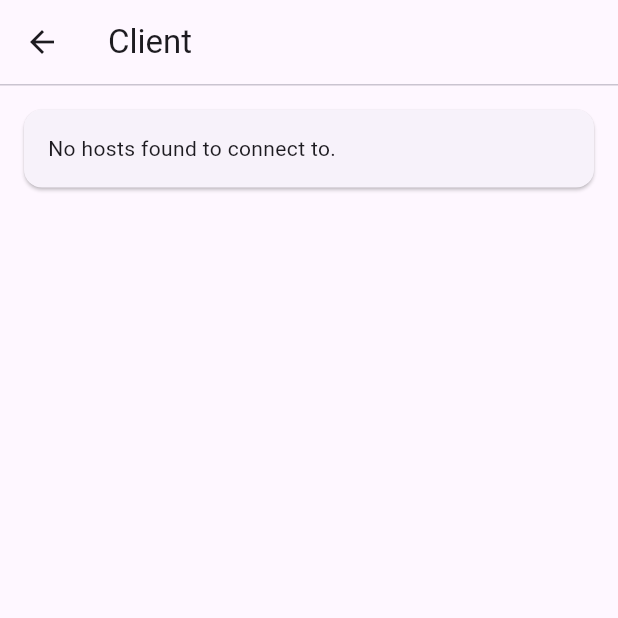
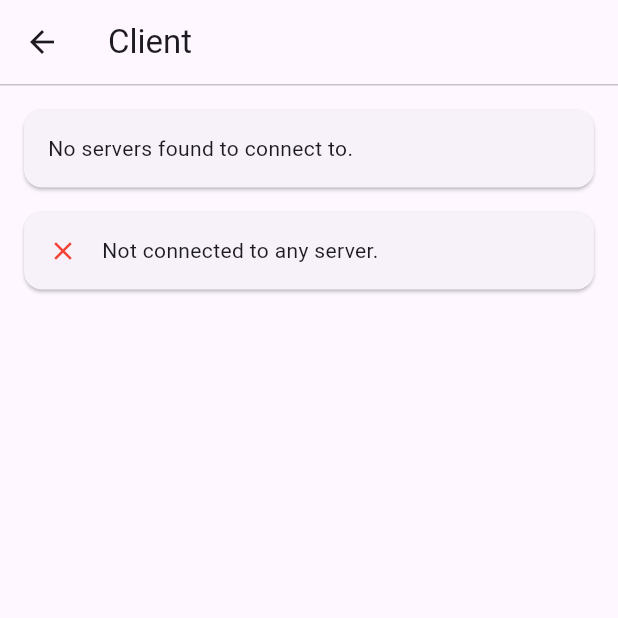
Before and after one commit to LucasVinicius314/syncer, a Flutter app: the screen it shows after launch, after a tap on "Client", on a phone screen of 412 x 824 dp, the top half of it. Run offline on Flutter 3.47's test engine with Material 3 defaults, Android fonts, the phone set to English and light mode, and no system bars; missing offline and left inert: bonsoir, windows_network_adapter_info.

Commit message:
feat: basic client, server and connection

```diff
--- a/lib/models/syncer_service.dart
+++ b/lib/models/syncer_service.dart
@@ -5,14 +5,18 @@ class SyncerService {
     required this.hostname,
     required this.ip,
     required this.name,
+    required this.os,
     required this.port,
+    required this.publishedAt,
     required this.type,
   });
 
   String hostname;
   String ip;
   String name;
+  String os;
   int port;
+  DateTime publishedAt;
   String type;
 
   factory SyncerService.fromBonsoirService(BonsoirService service) {
@@ -20,7 +24,12 @@ class SyncerService {
       hostname: service.attributes['hostname'] ?? '',
       ip: service.attributes['ip'] ?? '',
       name: service.name,
+      os: service.attributes['os'] ?? '',
       port: int.parse(service.attributes['port'] ?? '0'),
+      publishedAt: DateTime.fromMillisecondsSinceEpoch(
+        int.parse(service.attributes['publishedAt'] ?? '0'),
+        isUtc: true,
+      ),
       type: service.type,
     );
   }
@@ -33,7 +42,9 @@ class SyncerService {
       attributes: {
         'hostname': hostname,
         'ip': ip,
+        'os': os,
         'port': port.toStringAsFixed(0),
+        'publishedAt': publishedAt.millisecondsSinceEpoch.toStringAsFixed(0),
       },
     );
   }
--- a/lib/screens/client_screen.dart
+++ b/lib/screens/client_screen.dart
@@ -1,7 +1,12 @@
+import 'dart:io';
+
 import 'package:bonsoir/bonsoir.dart';
 import 'package:flutter/material.dart';
 import 'package:syncer/models/syncer_service.dart';
 import 'package:syncer/utils/constants.dart';
+import 'package:syncer/utils/utils.dart';
+import 'package:syncer/widgets/syncer_scaffold.dart';
+import 'package:syncer/widgets/syncer_service_list_tile.dart';
 
 class ClientScreen extends StatefulWidget {
   const ClientScreen({super.key});
@@ -17,38 +22,137 @@ class _ClientScreenState extends State<ClientScreen> {
 
   final _services = <String, SyncerService>{};
 
-  Widget _getContent() {
+  Socket? _currentSocket;
+
+  Future<void> _connectToServer({
+    required SyncerService syncerService,
+  }) async {
+    try {
+      // TODO: fix, extract
+
+      final socket = await Socket.connect(syncerService.ip, syncerService.port);
+
+      socket.listen(
+        (List<int> data) {
+          // TODO: fix, handle messages
+          // socket.writeln('Hello from client!');
+          // await socket.flush();
+
+          // final serverResponse = String.fromCharCodes(data);
+          // print('from server: $serverResponse');
+        },
+        onDone: () {
+          setState(() {
+            _currentSocket = null;
+          });
+
+          socket.destroy();
+        },
+        onError: (e) {
+          setState(() {
+            _currentSocket = null;
+          });
+
+          socket.destroy();
+        },
+      );
+
+      setState(() {
+        _currentSocket = socket;
+      });
+    } catch (e) {
+      if (mounted) {
+        setState(() {
+          _currentSocket = null;
+        });
+
+        await Utils.showAlertDialog(
+          context,
+          title: 'Error connecting to server',
+          content: e.toString(),
+        );
+      }
+    }
+  }
+
+  Widget _getConnectedServerCard() {
     return Card(
-      child: Padding(
-        padding: const EdgeInsets.all(16),
+      child: _currentSocket == null
+          ? const Padding(
+              padding: EdgeInsets.all(16),
+              child: Row(
+                children: [
+                  Icon(Icons.close, color: Colors.red, size: 20),
+                  SizedBox(width: 16),
+                  Expanded(child: Text('Not connected to any server.')),
+                ],
+              ),
+            )
+          : const Column(
+              crossAxisAlignment: CrossAxisAlignment.stretch,
+              children: [
+                Padding(
+                  padding: EdgeInsets.all(16),
+                  child: Row(
+                    children: [
+                      Icon(Icons.check, color: Colors.green, size: 20),
+                      SizedBox(width: 16),
+                      // TODO: fix, add info
+                      Expanded(child: Text('Connected to server.')),
+                    ],
+                  ),
+                ),
+                // TODO: fix, server info
+                // SyncerServiceListTile(
+                //   onTap: null,
+                //   syncerService: syncerService,
+                // ),
+              ],
+            ),
+    );
+  }
+
+  Widget _getServersCard() {
+    return Card(
+      clipBehavior: Clip.antiAlias,
       child: Builder(
         builder: (context) {
           if (_services.isEmpty) {
-              return const Text('No hosts found to connect to.');
+            return const Padding(
+              padding: EdgeInsets.all(16),
+              child: Text('No servers found to connect to.'),
+            );
           }
 
           return Column(
             crossAxisAlignment: CrossAxisAlignment.stretch,
-              children: _services.values.map((e) {
-                return Column(
-                  crossAxisAlignment: CrossAxisAlignment.stretch,
             children: [
-                    Text(e.hostname),
-                    Text(e.ip),
+              Padding(
+                padding: const EdgeInsets.all(16),
+                child: Text(
+                    'Available servers (${_services.length.toStringAsFixed(0)}):'),
+              ),
+              ..._services.values.map((e) {
+                return SyncerServiceListTile(
+                  syncerService: e,
+                  onTap: () async {
+                    await _connectToServer(syncerService: e);
+                  },
+                );
+              })
             ],
           );
-              }).toList(),
-            );
         },
-        ),
       ),
     );
   }
 
   Future<void> _initBonsoir() async {
+    // TODO: fix, extract
+
     await _discovery.ready;
 
-    _discovery.eventStream!.listen((event) {
+    _discovery.eventStream!.listen((event) async {
       if (event.service == null) {
         return;
       }
@@ -57,14 +161,23 @@ class _ClientScreenState extends State<ClientScreen> {
 
       switch (event.type) {
         case BonsoirDiscoveryEventType.discoveryServiceFound:
+          final foundService = _services[newService.ip];
+
+          if (foundService != null &&
+              foundService.publishedAt.isAfter(newService.publishedAt)) {
+            return;
+          }
+
           setState(() {
             _services[newService.ip] = newService;
           });
+
           break;
         case BonsoirDiscoveryEventType.discoveryServiceLost:
           setState(() {
             _services.remove(newService.ip);
           });
+
           break;
         default:
       }
@@ -83,26 +196,20 @@ class _ClientScreenState extends State<ClientScreen> {
   @override
   void dispose() {
     _discovery.stop();
+    _currentSocket?.close();
 
     super.dispose();
   }
 
   @override
   Widget build(BuildContext context) {
-    return Scaffold(
-      appBar: AppBar(title: const Text('Client')),
-      body: Column(
-        crossAxisAlignment: CrossAxisAlignment.stretch,
+    return SyncerScaffold(
+      title: 'Client',
       children: [
-          const Divider(height: 1),
-          Expanded(
-            child: SingleChildScrollView(
-              padding: const EdgeInsets.all(16),
-              child: _getContent(),
-            ),
-          ),
+        _getServersCard(),
+        const SizedBox(height: 16),
+        _getConnectedServerCard(),
       ],
-      ),
     );
   }
 }
--- a/lib/screens/main_screen.dart
+++ b/lib/screens/main_screen.dart
@@ -2,6 +2,7 @@ import 'package:flutter/material.dart';
 import 'package:syncer/screens/client_screen.dart';
 import 'package:syncer/screens/server_screen.dart';
 import 'package:syncer/utils/navigation_utils.dart';
+import 'package:syncer/widgets/syncer_scaffold.dart';
 
 class MainScreen extends StatelessWidget {
   const MainScreen({super.key});
@@ -10,20 +11,13 @@ class MainScreen extends StatelessWidget {
 
   @override
   Widget build(BuildContext context) {
-    return Scaffold(
-      appBar: AppBar(title: const Text('Mode')),
-      body: Column(
-        crossAxisAlignment: CrossAxisAlignment.stretch,
+    return SyncerScaffold(
+      title: 'Syncer - Pick Mode',
       children: [
-          const Divider(height: 1),
-          Expanded(
-            child: Padding(
-              padding: const EdgeInsets.all(16),
-              child: Row(
-                crossAxisAlignment: CrossAxisAlignment.start,
+        Row(
           children: [
             Expanded(
-                    child: ElevatedButton(
+              child: OutlinedButton(
                 onPressed: () async {
                   await NavigationUtils.pushNamed(
                     context,
@@ -35,7 +29,7 @@ class MainScreen extends StatelessWidget {
             ),
             const SizedBox(width: 16),
             Expanded(
-                    child: ElevatedButton(
+              child: OutlinedButton(
                 onPressed: () async {
                   await NavigationUtils.pushNamed(
                     context,
@@ -47,10 +41,7 @@ class MainScreen extends StatelessWidget {
             ),
           ],
         ),
-            ),
-          ),
       ],
-      ),
     );
   }
 }
--- a/lib/utils/utils.dart
+++ b/lib/utils/utils.dart
@@ -1,6 +1,30 @@
 import 'package:flutter/material.dart';
 
 class Utils {
+  static Future<void> showAlertDialog<T>(
+    BuildContext context, {
+    required String title,
+    required String content,
+  }) async {
+    return await showDialog(
+      context: context,
+      builder: (context) {
+        return AlertDialog(
+          title: Text(title),
+          content: Text(content),
+          actions: [
+            OutlinedButton(
+              onPressed: () async {
+                await Navigator.of(context).maybePop();
+              },
+              child: const Text('Close'),
+            ),
+          ],
+        );
+      },
+    );
+  }
+
   static void showSnackBar(
     BuildContext context, {
     required String message,
--- /dev/null
+++ b/lib/widgets/syncer_scaffold.dart
@@ -0,0 +1,31 @@
+import 'package:flutter/material.dart';
+
+class SyncerScaffold extends StatelessWidget {
+  const SyncerScaffold({
+    super.key,
+    required this.title,
+    required this.children,
+  });
+
+  final String title;
+  final List<Widget> children;
+
+  @override
+  Widget build(BuildContext context) {
+    return Scaffold(
+      appBar: AppBar(title: Text(title)),
+      body: Column(
+        crossAxisAlignment: CrossAxisAlignment.stretch,
+        children: [
+          const Divider(height: 1),
+          Expanded(
+            child: ListView(
+              padding: const EdgeInsets.all(16),
+              children: children,
+            ),
+          ),
+        ],
+      ),
+    );
+  }
+}
--- a/pubspec.yaml
+++ b/pubspec.yaml
@@ -15,6 +15,7 @@ dependencies:
   cupertino_icons: ^1.0.2
   bonsoir: ^5.1.9
   windows_network_adapter_info: ^0.0.1
+  intl: ^0.19.0
 
 dev_dependencies:
   flutter_test:
```
Also changed, not shown: lib/screens/server_screen.dart (+96 -19 lines), lib/widgets/loading_indicator.dart (added, +28 -0 lines), lib/widgets/syncer_service_list_tile.dart (added, +26 -0 lines), pubspec.lock, 1 other file. Lines whose indentation alone changed are shown as unchanged.
